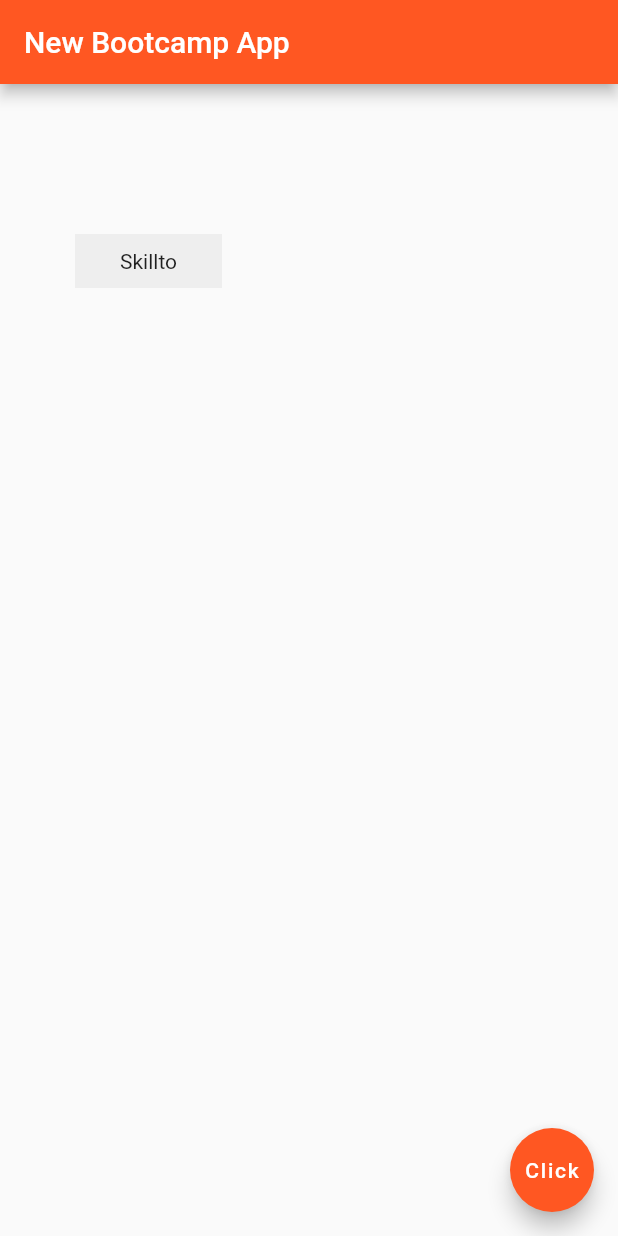
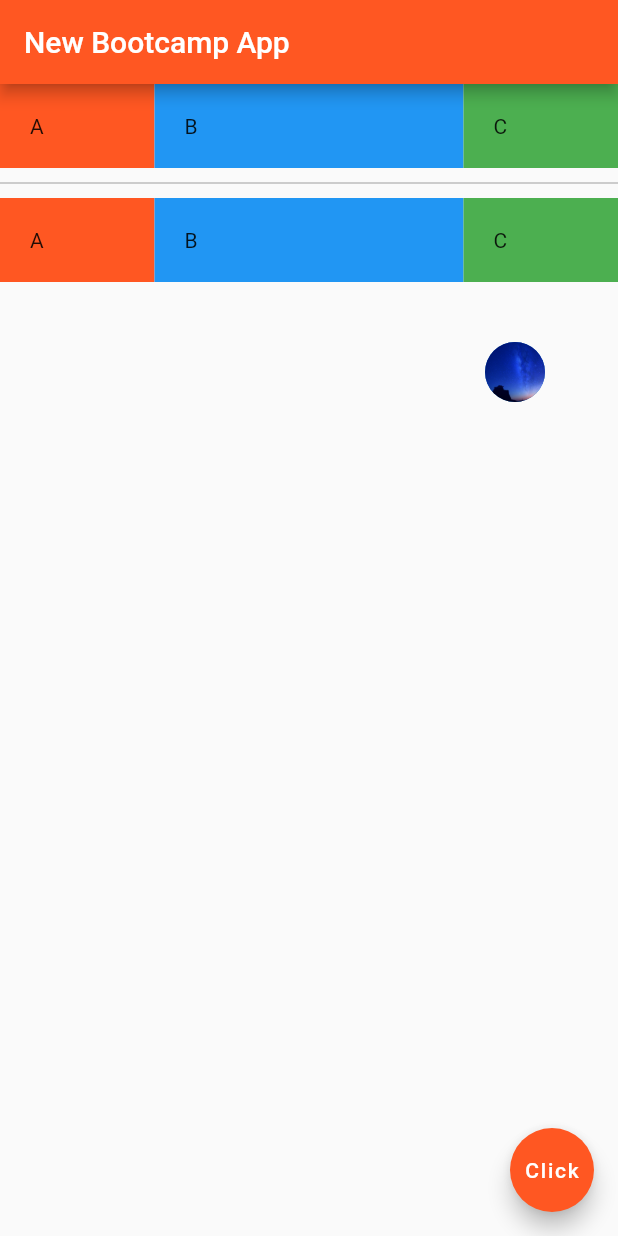
Before and after one commit to gokuldh/flutter_bootcamp, a Flutter app: the screen it shows after launch, on a phone screen of 412 x 824 dp. Run offline on Flutter 3.47's test engine with Material 2 defaults, Android fonts, the phone set to English and light mode, and no system bars.

Commit message:
Day 4 Updated

```diff
--- a/lib/main.dart
+++ b/lib/main.dart
@@ -14,13 +14,133 @@ class FlutterBootcamp extends StatelessWidget{
           title: Text(Strings.bartitle),
           backgroundColor: Colors.deepOrange,
         ),
-      body: Container(
-        color: Colors.grey[200] ,
-        child: Text("Skillto"),
-        padding: EdgeInsets.fromLTRB(30, 10, 30, 10),
-        margin: EdgeInsets.fromLTRB(50, 100, 1, 1),
+      body: Column(
+        children: [
+          Row(
+              children: <Widget>[
+                Expanded(
+                  flex: 1,
+                  child: Container(
+                    padding: EdgeInsets.all(20),
+                    color: Colors.deepOrange,
+                    child: Text("A"),
+                  ),
+                ),
+                Expanded(
+                  flex: 2,
+                  child: Container(
+                    padding: EdgeInsets.all(20),
+                    color: Colors.blue,
+                    child: Text("B"),
+                  ),
+                ),
+                Expanded(
+                  flex: 1,
+                  child: Container(
+                    padding: EdgeInsets.all(20),
+                    color: Colors.green,
+                    child: Text("C"),
+                  ),
+                ),
+              ],
+            ),
+
+          Divider(
+            color: Colors.grey,
+            height: 20,
+          ),
+
+            Row(
+            children: <Widget>[
+              Expanded(
+                flex: 1,
+                child: Container(
+                  padding: EdgeInsets.all(20),
+                  color: Colors.deepOrange,
+                  child: Text("A"),
+                ),
+              ),
+              Expanded(
+                flex: 2,
+                child: Container(
+                  padding: EdgeInsets.all(20),
+                  color: Colors.blue,
+                  child: Text("B"),
+                ),
+              ),
+              Expanded(
+                flex: 1,
+                child: Container(
+                  padding: EdgeInsets.all(20),
+                  color: Colors.green,
+                  child: Text("C"),
+                ),
+              ),
+            ],
+          ),
+          SizedBox(
+            height: 40,
+          ),
+          Row(
+            children: <Widget>[
+              Expanded(
+                flex: 1,
+                  child: Container(
+                  padding: EdgeInsets.all(20),
+
+
+              )),
+
+              Expanded(
+                flex: 1,
+                  child: Container(
+                padding: EdgeInsets.all(20),
+
+              )),
+              Expanded(
+                flex: 1,
+                child: Center(
+                  child: CircleAvatar(
+                    backgroundImage: AssetImage('assets/star.jpg'),
+                    radius: 20,
+                  ),
+                ),
+              ),
+            ],
+          ),
+        ],
+
+      ),
+
+
+        /*
+      Column(
+          mainAxisAlignment: MainAxisAlignment.end,
+          crossAxisAlignment: CrossAxisAlignment.end,
+          children: <Widget>[
+          Container(
+            color: Colors.grey[200] ,
+            child: Text("Skillto Test"),
+            padding: EdgeInsets.fromLTRB(30, 10, 30, 10),
+            ),
+            Text("Hey Skillto"),
+
+            Row(
+              mainAxisAlignment: MainAxisAlignment.end,
+              crossAxisAlignment: CrossAxisAlignment.end,
+              children: [
+                FlatButton(
+                  onPressed: (){} ,
+                  color: Colors.deepOrange,
+                  child: Text("Click Me"),
+                ),
+                Text("Hey Skillto"),
+              ],
+            ),
+          ],
         ),
 
+        */
         floatingActionButton: FloatingActionButton(
           child: Text("Click"),
           backgroundColor: Colors.deepOrange,
```
